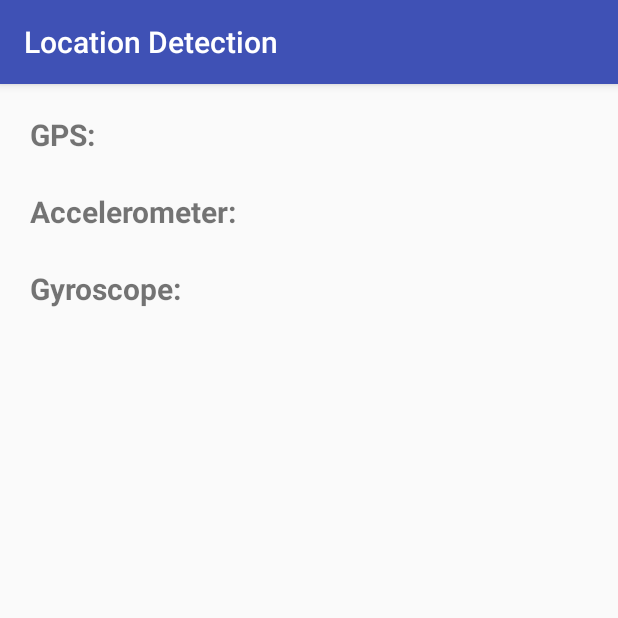
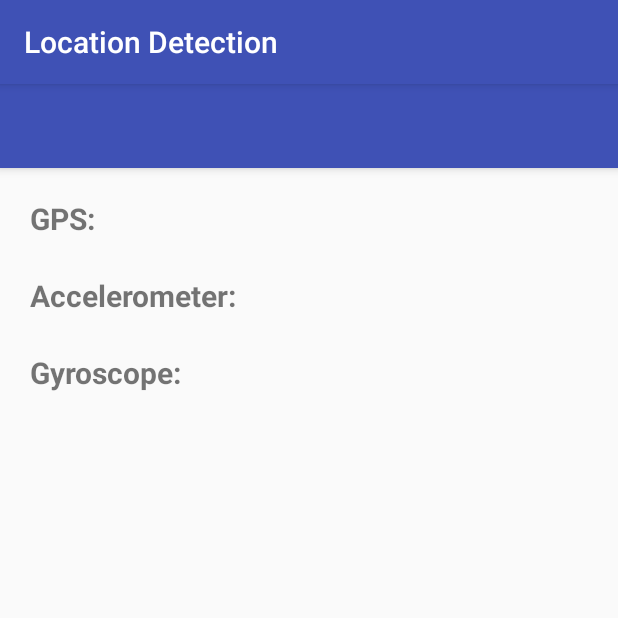
Before and after one commit to uday-agarwal/location, an Android app: the screen it shows after launch (HomeActivity), on a phone screen of 412 x 824 dp, the top half of it. Run offline under Robolectric (Android 15) with nearby library versions, the phone set to English and light mode, and no system bars.

Commit message:
Created a base fragment in the app. Other basic changes.

```diff
--- a/app/src/main/java/com/talentica/HomeActivity.java
+++ b/app/src/main/java/com/talentica/HomeActivity.java
@@ -1,89 +1,39 @@
 package com.talentica;
 
 import android.os.Bundle;
-import android.support.annotation.NonNull;
+import android.support.v4.app.Fragment;
+import android.support.v4.app.FragmentManager;
+import android.support.v4.app.FragmentTransaction;
 import android.support.v7.app.AppCompatActivity;
-import android.widget.TextView;
-import android.widget.Toast;
+import android.view.View;
 
-import com.talentica.domain.Accelerometer;
-import com.talentica.domain.Gyroscope;
-import com.talentica.domain.Position;
-import com.talentica.location.coarse.CoarseLocation;
-import com.talentica.location.coarse.gps.GpsSensor;
-import com.talentica.location.fine.FineLocation;
-import com.talentica.location.fine.sensors.accelerometer.AccelerometerSensor;
-import com.talentica.location.fine.sensors.gyroscope.GyroscopeSensor;
 import com.talentica.locationDetection.R;
 
-public class HomeActivity extends AppCompatActivity implements Sensors {
+public class HomeActivity extends AppCompatActivity implements HomeFragment.Callback {
 
-    private TextView gpsValue;
-    private TextView accelerometerValue;
-    private TextView gyroscopeValue;
-
-    private CoarseLocation gpsSensor;
-    private FineLocation accelerometerSensor;
-    private FineLocation gyroscopeSensor;
+    private View rootView;
 
     @Override
     protected void onCreate(Bundle savedInstanceState) {
         super.onCreate(savedInstanceState);
-
-        setContentView(R.layout.location);
-        gpsValue = (TextView) findViewById(R.id.gpsValue);
-        accelerometerValue = (TextView) findViewById(R.id.accelerometerValue);
-        gyroscopeValue = (TextView) findViewById(R.id.gyroscopeValue);
-
-        gpsSensor = new GpsSensor(this, this);
-        accelerometerSensor = new AccelerometerSensor(this, this);
-        gyroscopeSensor = new GyroscopeSensor(this, this);
+        setContentView(R.layout.container_activity);
+        rootView = findViewById(R.id.homeActivityContainer);
+        addHomeFragment();
     }
 
-    @Override
-    protected void onResume() {
-        super.onResume();
-        gpsSensor.start(this);
-        accelerometerSensor.start(this);
-        gyroscopeSensor.start(this);
+    void addHomeFragment() {
+        FragmentManager manager = getSupportFragmentManager();
+        FragmentTransaction transaction = manager.beginTransaction();
+        transaction.add(R.id.homeActivityContainer, HomeFragment.newInstance(), "home_fragment");
+        transaction.addToBackStack(null);
+        transaction.commit();
     }
 
-    @Override
-    protected void onPause() {
-        super.onPause();
-        gpsSensor.stop();
-        accelerometerSensor.stop();
-        gyroscopeSensor.stop();
-    }
-
-    @Override
-    public void onUpdateLocation(Position newPosition) {
-        gpsValue.setText(String.valueOf(newPosition.getLatitude()) + ", " + String.valueOf(newPosition.getLongitude()) +
-                "\n(Accuracy: " + newPosition.getAccuracy() + " m)");
-    }
-
-    @Override
-    public void permissionNotGranted() {
-        Toast.makeText(getApplicationContext(), "What!!! No permissions bro??? Duh...", Toast.LENGTH_SHORT).show();
-    }
-
-    @Override
-    public void onRequestPermissionsResult(int requestCode, @NonNull String[] permissions, @NonNull int[] grantResults) {
-        super.onRequestPermissionsResult(requestCode, permissions, grantResults);
-        gpsSensor.onRequestPermissionsResult(requestCode, permissions, grantResults);
-    }
-
-    @Override
-    public void onUpdateAccelerometer(Accelerometer value) {
-        accelerometerValue.setText(String.valueOf(value.getXAxis()) + "\n" +
-                                    String.valueOf(value.getYAxis()) + "\n" +
-                                    String.valueOf(value.getZAxis()));
-    }
-
-    @Override
-    public void onUpdateGyroscope(Gyroscope value) {
-        gyroscopeValue.setText(String.valueOf(value.getXAxis()) + "\n" +
-                                String.valueOf(value.getYAxis()) + "\n" +
-                                String.valueOf(value.getZAxis()));
+    void replaceFragment(Fragment newFragment, String tag) {
+        FragmentManager manager = getSupportFragmentManager();
+        FragmentTransaction transaction = manager.beginTransaction();
+        transaction.replace(R.id.homeActivityContainer, newFragment, tag);
+        transaction.addToBackStack(null);
+        transaction.commit();
     }
 }
--- /dev/null
+++ b/app/src/main/java/com/talentica/HomeFragment.java
@@ -0,0 +1,138 @@
+package com.talentica;
+
+import android.os.Bundle;
+import android.support.annotation.NonNull;
+import android.support.annotation.Nullable;
+import android.support.v4.app.Fragment;
+import android.view.LayoutInflater;
+import android.view.View;
+import android.view.ViewGroup;
+import android.widget.TextView;
+import android.widget.Toast;
+
+import com.talentica.domain.Accelerometer;
+import com.talentica.domain.Gyroscope;
+import com.talentica.domain.Position;
+import com.talentica.location.coarse.CoarseLocation;
+import com.talentica.location.coarse.gps.GpsSensor;
+import com.talentica.location.fine.FineLocation;
+import com.talentica.location.fine.accelerometer.AccelerometerSensor;
+import com.talentica.location.fine.gyroscope.GyroscopeSensor;
+import com.talentica.locationDetection.R;
+
+/**
+ * Created by uday.agarwal@talentica.com on 12-07-2017.
+ */
+
+public class HomeFragment extends Fragment implements Sensors {
+
+    private Callback callback;
+
+    private TextView gpsValue;
+    private TextView accelerometerValue;
+    private TextView gyroscopeValue;
+
+    private CoarseLocation gpsSensor;
+    private FineLocation accelerometerSensor;
+    private FineLocation gyroscopeSensor;
+
+    public static Fragment newInstance() {
+        return new HomeFragment();
+    }
+
+    @Override
+    public void onCreate(@Nullable Bundle savedInstanceState) {
+        super.onCreate(savedInstanceState);
+        setCallback();
+        startSensors();
+    }
+
+    @Nullable
+    @Override
+    public View onCreateView(LayoutInflater inflater, @Nullable ViewGroup container, @Nullable Bundle savedInstanceState) {
+        return inflater.inflate(R.layout.location, container, false);
+    }
+
+    @Override
+    public void onActivityCreated(@Nullable Bundle savedInstanceState) {
+        super.onActivityCreated(savedInstanceState);
+        if(getView() != null) {
+            findViews(getView());
+        }
+    }
+
+    void findViews(View rootView) {
+        gpsValue = (TextView) rootView.findViewById(R.id.gpsValue);
+        accelerometerValue = (TextView) rootView.findViewById(R.id.accelerometerValue);
+        gyroscopeValue = (TextView) rootView.findViewById(R.id.gyroscopeValue);
+
+
+    }
+
+    void startSensors() {
+        gpsSensor = new GpsSensor(this, getContext());
+        accelerometerSensor = new AccelerometerSensor(this, getContext());
+        gyroscopeSensor = new GyroscopeSensor(this, getContext());
+    }
+
+    @Override
+    public void onResume() {
+        super.onResume();
+        gpsSensor.start(getActivity());
+        accelerometerSensor.start(getActivity());
+        gyroscopeSensor.start(getActivity());
+    }
+
+    @Override
+    public void onPause() {
+        super.onPause();
+        gpsSensor.stop();
+        accelerometerSensor.stop();
+        gyroscopeSensor.stop();
+    }
+
+    private void setCallback() {
+        if (getParentFragment() instanceof Callback) {
+            callback = (Callback) getParentFragment();
+        } else if (getActivity() instanceof Callback) {
+            callback = (Callback) getActivity();
+        } else {
+            throw new IllegalArgumentException("Need to implement " + Callback.class.getCanonicalName());
+        }
+    }
+
+    @Override
+    public void onUpdateGPS(Position newPosition) {
+        gpsValue.setText(String.valueOf(newPosition.getLatitude()) + ", " + String.valueOf(newPosition.getLongitude()) +
+                "\n(Accuracy: " + newPosition.getAccuracy() + " m)");
+    }
+
+    @Override
+    public void onUpdateAccelerometer(Accelerometer value) {
+        accelerometerValue.setText(String.valueOf(value.getXAxis()) + "\n" +
+                String.valueOf(value.getYAxis()) + "\n" +
+                String.valueOf(value.getZAxis()));
+    }
+
+    @Override
+    public void onUpdateGyroscope(Gyroscope value) {
+        gyroscopeValue.setText(String.valueOf(value.getXAxis()) + "\n" +
+                String.valueOf(value.getYAxis()) + "\n" +
+                String.valueOf(value.getZAxis()));
+    }
+
+    @Override
+    public void permissionNotGranted() {
+        Toast.makeText(getContext(), "What!!! No permissions bro??? Duh...", Toast.LENGTH_SHORT).show();
+    }
+
+    @Override
+    public void onRequestPermissionsResult(int requestCode, @NonNull String[] permissions, @NonNull int[] grantResults) {
+        super.onRequestPermissionsResult(requestCode, permissions, grantResults);
+        gpsSensor.onRequestPermissionsResult(requestCode, permissions, grantResults);
+    }
+
+    interface Callback {
+
+    }
+}
--- a/app/src/main/java/com/talentica/Sensors.java
+++ b/app/src/main/java/com/talentica/Sensors.java
@@ -1,11 +1,11 @@
 package com.talentica;
 
 import com.talentica.location.coarse.gps.GpsSensor;
-import com.talentica.location.fine.sensors.accelerometer.AccelerometerSensor;
-import com.talentica.location.fine.sensors.gyroscope.GyroscopeSensor;
+import com.talentica.location.fine.accelerometer.AccelerometerSensor;
+import com.talentica.location.fine.gyroscope.GyroscopeSensor;
 
 /**
- * Created by uday.agarwal@signtrace.com on 10-05-2017.
+ * Created by uday.agarwal@talentica.com on 10-05-2017.
  */
 
 public interface Sensors extends GpsSensor.Callback, AccelerometerSensor.Callback, GyroscopeSensor.Callback {
--- a/app/src/main/res/layout/activity_home.xml
+++ b/app/src/main/res/layout/activity_home.xml
@@ -1,10 +1,10 @@
 <?xml version="1.0" encoding="utf-8"?>
-<android.support.constraint.ConstraintLayout xmlns:android="http://schemas.android.com/apk/res/android"
+<ConstraintLayout xmlns:android="http://schemas.android.com/apk/res/android"
     xmlns:app="http://schemas.android.com/apk/res-auto"
     xmlns:tools="http://schemas.android.com/tools"
     android:layout_width="match_parent"
     android:layout_height="match_parent"
-    tools:context="com.talentica.locationDetection.com.talentica.home.HomeActivity">
+    tools:context="com.talentica.HomeActivity">
 
     <TextView
         android:layout_width="wrap_content"
@@ -15,4 +15,4 @@
         app:layout_constraintRight_toRightOf="parent"
         app:layout_constraintTop_toTopOf="parent" />
 
-</android.support.constraint.ConstraintLayout>
+</ConstraintLayout>
--- /dev/null
+++ b/app/src/main/res/layout/container_activity.xml
@@ -0,0 +1,29 @@
+<?xml version="1.0" encoding="utf-8"?>
+<android.support.design.widget.CoordinatorLayout
+    xmlns:android="http://schemas.android.com/apk/res/android"
+    xmlns:app="http://schemas.android.com/apk/res-auto"
+    android:layout_width="match_parent"
+    android:layout_height="match_parent">
+
+    <LinearLayout
+        android:layout_width="match_parent"
+        android:layout_height="match_parent"
+        android:orientation="vertical">
+
+        <android.support.v7.widget.Toolbar
+            android:id="@+id/toolbar"
+            android:layout_width="match_parent"
+            android:layout_height="?attr/actionBarSize"
+            android:background="?attr/colorPrimary"
+            android:elevation="4dp"
+            android:theme="@style/ThemeOverlay.AppCompat.ActionBar"
+            app:popupTheme="@style/ThemeOverlay.AppCompat.Light"/>
+
+        <FrameLayout
+            android:id="@+id/homeActivityContainer"
+            android:layout_width="match_parent"
+            android:layout_height="match_parent">
+        </FrameLayout>
+
+    </LinearLayout>
+</android.support.design.widget.CoordinatorLayout>
--- a/build.gradle
+++ b/build.gradle
@@ -5,7 +5,7 @@ buildscript {
         jcenter()
     }
     dependencies {
-        classpath 'com.android.tools.build:gradle:2.3.2'
+        classpath 'com.android.tools.build:gradle:2.3.3'
 
         // NOTE: Do not place your application dependencies here; they belong
         // in the individual module build.gradle files
--- a/location/src/main/java/com/talentica/location/coarse/gps/GpsSensor.java
+++ b/location/src/main/java/com/talentica/location/coarse/gps/GpsSensor.java
@@ -77,7 +77,7 @@ public class GpsSensor implements CoarseLocation {
         builder.setLongitude(location.getLongitude());
 
         Position newPosition = builder.build();
-        callback.onUpdateLocation(newPosition);
+        callback.onUpdateGPS(newPosition);
 
         Log.d("Position", location.toString());
     }
@@ -98,7 +98,7 @@ public class GpsSensor implements CoarseLocation {
     }
 
     public interface Callback{
-        void onUpdateLocation(Position newPosition);
+        void onUpdateGPS(Position newPosition);
 
         void permissionNotGranted();
     }
--- /dev/null
+++ b/location/src/main/java/com/talentica/location/filter/FilterManager.java
@@ -0,0 +1,11 @@
+package com.talentica.location.filter;
+
+/**
+ * Created by uday.agarwal@talentica.com on 1/30/17.
+ */
+
+public interface FilterManager {
+
+    @SuppressWarnings("UnusedReturnValue")
+    float process(float value);
+}
--- a/location/src/main/java/com/talentica/location/fine/sensors/accelerometer/AccelerometerSensor.java
+++ b/location/src/main/java/com/talentica/location/fine/accelerometer/AccelerometerSensor.java
@@ -1,14 +1,14 @@
-package com.talentica.location.fine.sensors.accelerometer;
+package com.talentica.location.fine.accelerometer;
 
 import android.app.Activity;
 import android.content.Context;
 import android.hardware.Sensor;
 import android.hardware.SensorEvent;
 import android.hardware.SensorManager;
-import android.util.Log;
 
 import com.talentica.domain.Accelerometer;
-import com.talentica.location.fine.sensors.SensorMain;
+import com.talentica.location.filter.FilterManager;
+import com.talentica.location.fine.SensorMain;
 
 /**
  * Created by uday.agarwal@talentica.com on 05-05-2017.
@@ -20,6 +20,8 @@ public class AccelerometerSensor implements SensorMain  {
     private final SensorManager sensorManager;
     private final Sensor accelerometer;
 
+    private FilterManager filterManager;
+
     public AccelerometerSensor(Callback callback, Context context) {
         this.callback = callback;
         sensorManager = (SensorManager) context.getSystemService(Context.SENSOR_SERVICE);
@@ -28,7 +30,7 @@ public class AccelerometerSensor implements SensorMain  {
 
     @Override
     public void start(Activity activity) {
-        sensorManager.registerListener(this, accelerometer, SensorManager.SENSOR_DELAY_NORMAL);
+        sensorManager.registerListener(this, accelerometer, SensorManager.SENSOR_DELAY_UI);
     }
 
     @Override
@@ -44,14 +46,16 @@ public class AccelerometerSensor implements SensorMain  {
     @Override
     public void onSensorChanged(SensorEvent event) {
         if(event.sensor.getType() == Sensor.TYPE_LINEAR_ACCELERATION) {
-            Log.d("Accelerometer", String.valueOf(event.values[0]) + ", " + String.valueOf(event.values[1]) + ", " + String.valueOf(event.values[2]));
-
             Accelerometer.Builder builder = new Accelerometer.Builder();
+//            builder.setXAxis(filterManager.process(event.values[0]));
+//            builder.setYAxis(filterManager.process(event.values[1]));
+//            builder.setZAxis(filterManager.process(event.values[2]));
             builder.setXAxis(event.values[0]);
             builder.setYAxis(event.values[1]);
             builder.setZAxis(event.values[2]);
 
-            callback.onUpdateAccelerometer(builder.build());}
+            callback.onUpdateAccelerometer(builder.build());
+        }
     }
 
     @Override
--- a/location/src/main/java/com/talentica/location/fine/sensors/gyroscope/GyroscopeSensor.java
+++ b/location/src/main/java/com/talentica/location/fine/gyroscope/GyroscopeSensor.java
@@ -1,4 +1,4 @@
-package com.talentica.location.fine.sensors.gyroscope;
+package com.talentica.location.fine.gyroscope;
 
 import android.app.Activity;
 import android.content.Context;
@@ -8,10 +8,10 @@ import android.hardware.SensorManager;
 import android.util.Log;
 
 import com.talentica.domain.Gyroscope;
-import com.talentica.location.fine.sensors.SensorMain;
+import com.talentica.location.fine.SensorMain;
 
 /**
- * Created by uday.agarwal@signtrace.com on 10-05-2017.
+ * Created by uday.agarwal@talentica.com on 10-05-2017.
  */
 
 public class GyroscopeSensor implements SensorMain {
```
Also changed, not shown: app/build.gradle (+5 -4 lines), app/src/main/AndroidManifest.xml (+6 -2 lines), location/build.gradle (+4 -4 lines), location/src/main/AndroidManifest.xml (+8 -2 lines), location/src/main/java/com/talentica/location/filter/BaselineFilter.java (added, +26 -0 lines), location/src/main/java/com/talentica/location/filter/Filter.java (added, +9 -0 lines), location/src/main/java/com/talentica/location/filter/FilterAlgorithm.java (added, +12 -0 lines), location/src/main/java/com/talentica/location/fine/SensorMain.java (added, +10 -0 lines), location/src/main/java/com/talentica/location/fine/sensors/SensorMain.java (deleted, +0 -15 lines).
